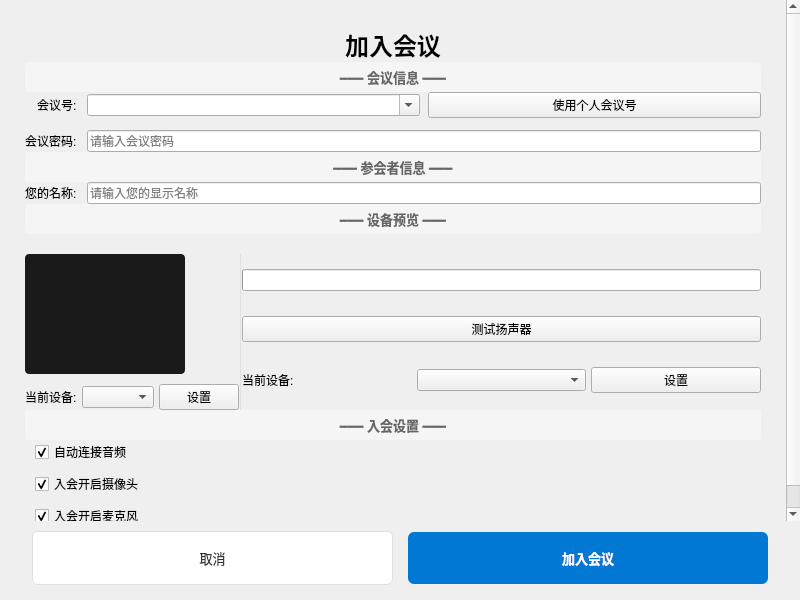
Before: the Qt Designer form ui/joinmeeting.ui in zhangdalin/MeetEx, drawn with Qt 5.
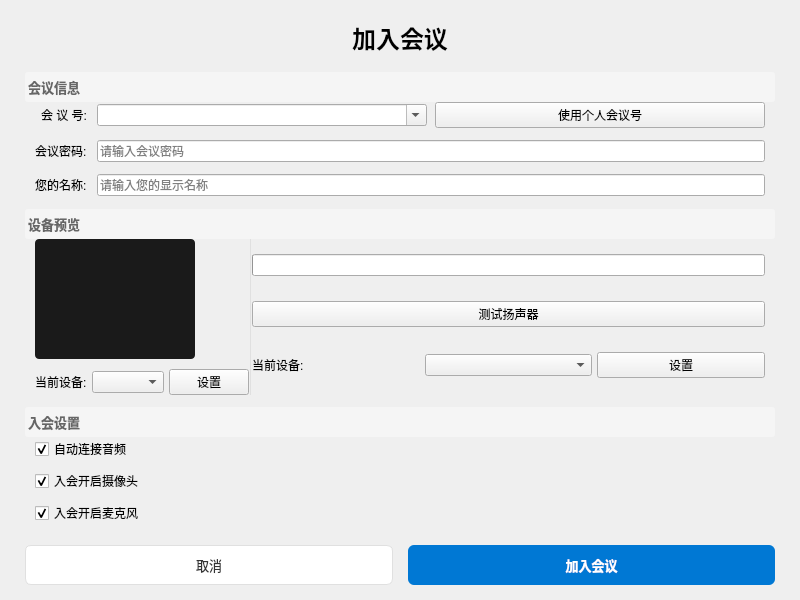
After: the same form once the commit is applied.

Commit message:
feat(ui): 统一设置模态窗口并优化布局
- bookmeeting.ui: 更新 Qt6 枚举格式
- joinmeeting.ui: 设置模态窗口，固定大小 800x600
- login.ui: 固定大小 400x350，模态窗口，禁用最大/最小化
- register.ui: 模态窗口设置

What changed in the file:
```diff
--- a/ui/joinmeeting.ui
+++ b/ui/joinmeeting.ui
@@ -25,9 +25,6 @@
   <property name="windowTitle">
    <string>加入会议</string>
   </property>
-  <property name="windowModality">
-   <enum>Qt::ApplicationModal</enum>
-  </property>
   <layout class="QVBoxLayout" name="mainLayout">
    <property name="spacing">
     <number>0</number>
@@ -47,12 +44,20 @@
    <item>
     <widget class="QScrollArea" name="scrollArea">
      <property name="frameShape">
-      <enum>QFrame::NoFrame</enum>
+      <enum>QFrame::Shape::NoFrame</enum>
      </property>
      <property name="widgetResizable">
       <bool>true</bool>
      </property>
      <widget class="QWidget" name="scrollAreaWidgetContents">
+      <property name="geometry">
+       <rect>
+        <x>0</x>
+        <y>0</y>
+        <width>800</width>
+        <height>535</height>
+       </rect>
+      </property>
       <layout class="QVBoxLayout" name="scrollLayout">
        <property name="spacing">
         <number>0</number>
@@ -72,7 +77,13 @@
        <item>
         <spacer name="topSpacer">
          <property name="orientation">
-          <enum>Qt::Vertical</enum>
+          <enum>Qt::Orientation::Vertical</enum>
+         </property>
+         <property name="sizeHint" stdset="0">
+          <size>
+           <width>0</width>
+           <height>0</height>
+          </size>
          </property>
         </spacer>
        </item>
@@ -88,14 +99,14 @@
           <string>加入会议</string>
          </property>
          <property name="alignment">
-          <set>Qt::AlignCenter</set>
+          <set>Qt::AlignmentFlag::AlignCenter</set>
          </property>
         </widget>
        </item>
        <item>
         <spacer name="afterTitleSpacer">
          <property name="orientation">
-          <enum>Qt::Vertical</enum>
+          <enum>Qt::Orientation::Vertical</enum>
          </property>
          <property name="sizeHint" stdset="0">
           <size>
@@ -117,25 +128,25 @@
           <string notr="true">QLabel {
     background-color: #f5f5f5;
     color: #666666;
-    padding: 5px 15px;
+    padding: 5px 15px 5px 0px;
     border-radius: 3px;
 }</string>
          </property>
          <property name="text">
-          <string>━━━ 会议信息 ━━━</string>
+          <string>会议信息</string>
          </property>
          <property name="alignment">
-          <set>Qt::AlignCenter</set>
+          <set>Qt::AlignmentFlag::AlignLeading|Qt::AlignmentFlag::AlignLeft|Qt::AlignmentFlag::AlignVCenter</set>
          </property>
         </widget>
        </item>
        <item>
         <layout class="QFormLayout" name="meetingInfoFormLayout">
          <property name="labelAlignment">
-          <set>Qt::AlignRight|Qt::AlignVCenter</set>
+          <set>Qt::AlignmentFlag::AlignRight|Qt::AlignmentFlag::AlignTrailing|Qt::AlignmentFlag::AlignVCenter</set>
          </property>
          <property name="formAlignment">
-          <set>Qt::AlignLeading|Qt::AlignTop</set>
+          <set>Qt::AlignmentFlag::AlignLeading|Qt::AlignmentFlag::AlignLeft|Qt::AlignmentFlag::AlignTop</set>
          </property>
          <property name="horizontalSpacing">
           <number>10</number>
@@ -143,10 +154,16 @@
          <property name="verticalSpacing">
           <number>12</number>
          </property>
+         <property name="leftMargin">
+          <number>10</number>
+         </property>
+         <property name="rightMargin">
+          <number>10</number>
+         </property>
          <item row="0" column="0">
           <widget class="QLabel" name="meetingNumberLabel">
            <property name="text">
-            <string>会议号:</string>
+            <string>会 议 号:</string>
            </property>
           </widget>
          </item>
@@ -161,7 +178,7 @@
               <bool>true</bool>
              </property>
              <property name="insertPolicy">
-              <enum>QComboBox::NoInsert</enum>
+              <enum>QComboBox::InsertPolicy::NoInsert</enum>
              </property>
             </widget>
            </item>
@@ -184,74 +201,21 @@
          <item row="1" column="1">
           <widget class="QLineEdit" name="passwordEdit">
            <property name="echoMode">
-            <enum>QLineEdit::Password</enum>
+            <enum>QLineEdit::EchoMode::Password</enum>
            </property>
            <property name="placeholderText">
             <string>请输入会议密码</string>
            </property>
           </widget>
          </item>
-        </layout>
-       </item>
-       <item>
-        <spacer name="afterMeetingInfoSpacer">
-         <property name="orientation">
-          <enum>Qt::Vertical</enum>
-         </property>
-         <property name="sizeHint" stdset="0">
-          <size>
-           <width>20</width>
-           <height>15</height>
-          </size>
-         </property>
-        </spacer>
-       </item>
-       <item>
-        <widget class="QLabel" name="attendeeGroupLabel">
-         <property name="font">
-          <font>
-           <pointsize>10</pointsize>
-           <bold>true</bold>
-          </font>
-         </property>
-         <property name="styleSheet">
-          <string notr="true">QLabel {
-    background-color: #f5f5f5;
-    color: #666666;
-    padding: 5px 15px;
-    border-radius: 3px;
-}</string>
-         </property>
-         <property name="text">
-          <string>━━━ 参会者信息 ━━━</string>
-         </property>
-         <property name="alignment">
-          <set>Qt::AlignCenter</set>
-         </property>
-        </widget>
-       </item>
-       <item>
-        <layout class="QFormLayout" name="attendeeFormLayout">
-         <property name="labelAlignment">
-          <set>Qt::AlignRight|Qt::AlignVCenter</set>
-         </property>
-         <property name="formAlignment">
-          <set>Qt::AlignLeading|Qt::AlignTop</set>
-         </property>
-         <property name="horizontalSpacing">
-          <number>10</number>
-         </property>
-         <property name="verticalSpacing">
-          <number>12</number>
-         </property>
-         <item row="0" column="0">
+         <item row="2" column="0">
           <widget class="QLabel" name="displayNameLabel">
            <property name="text">
             <string>您的名称:</string>
            </property>
           </widget>
          </item>
-         <item row="0" column="1">
+         <item row="2" column="1">
           <widget class="QLineEdit" name="displayNameEdit">
            <property name="placeholderText">
             <string>请输入您的显示名称</string>
@@ -263,7 +227,7 @@
        <item>
         <spacer name="afterAttendeeSpacer">
          <property name="orientation">
-          <enum>Qt::Vertical</enum>
+          <enum>Qt::Orientation::Vertical</enum>
          </property>
          <property name="sizeHint" stdset="0">
           <size>
@@ -274,10 +238,9 @@
         </spacer>
        </item>
        <item>
-        <widget class="QWidget" name="devicePreviewContainer">
          <layout class="QVBoxLayout" name="devicePreviewLayout">
           <property name="spacing">
-           <number>10</number>
+          <number>0</number>
           </property>
           <property name="leftMargin">
            <number>0</number>
@@ -303,35 +266,28 @@
              <string notr="true">QLabel {
     background-color: #f5f5f5;
     color: #666666;
-    padding: 5px 15px;
+    padding: 5px 15px 5px 0px;
     border-radius: 3px;
 }</string>
             </property>
             <property name="text">
-             <string>━━━ 设备预览 ━━━</string>
+            <string>设备预览</string>
             </property>
             <property name="alignment">
-             <set>Qt::AlignCenter</set>
+            <set>Qt::AlignmentFlag::AlignLeading|Qt::AlignmentFlag::AlignLeft|Qt::AlignmentFlag::AlignVCenter</set>
             </property>
            </widget>
           </item>
           <item>
-           <widget class="QWidget" name="devicePreviewContent">
-            <property name="visible">
-             <bool>true</bool>
-            </property>
             <layout class="QHBoxLayout" name="devicePreviewContentLayout">
              <property name="spacing">
               <number>0</number>
              </property>
              <property name="leftMargin">
-              <number>0</number>
-             </property>
-             <property name="topMargin">
               <number>10</number>
              </property>
              <property name="rightMargin">
-              <number>0</number>
+            <number>10</number>
              </property>
              <property name="bottomMargin">
               <number>0</number>
@@ -388,15 +344,15 @@
              </item>
              <item>
               <widget class="QFrame" name="separatorLine">
-               <property name="frameShape">
-                <enum>QFrame::VLine</enum>
-               </property>
-               <property name="frameShadow">
-                <enum>QFrame::Plain</enum>
-               </property>
                <property name="styleSheet">
                 <string notr="true">color: #e0e0e0;</string>
                </property>
+             <property name="frameShape">
+              <enum>QFrame::Shape::VLine</enum>
+             </property>
+             <property name="frameShadow">
+              <enum>QFrame::Shadow::Plain</enum>
+             </property>
               </widget>
              </item>
              <item>
@@ -451,15 +407,13 @@
               </layout>
              </item>
             </layout>
-           </widget>
-          </item>
-         </layout>
-        </widget>
+         </item>
+        </layout>
        </item>
        <item>
         <spacer name="afterDevicePreviewSpacer">
          <property name="orientation">
-          <enum>Qt::Vertical</enum>
+          <enum>Qt::Orientation::Vertical</enum>
          </property>
          <property name="sizeHint" stdset="0">
           <size>
@@ -481,15 +435,15 @@
           <string notr="true">QLabel {
     background-color: #f5f5f5;
     color: #666666;
-    padding: 5px 15px;
+    padding: 5px 15px 5px 0px;
     border-radius: 3px;
 }</string>
          </property>
          <property name="text">
-          <string>━━━ 入会设置 ━━━</string>
+          <string>入会设置</string>
          </property>
          <property name="alignment">
-          <set>Qt::AlignCenter</set>
+          <set>Qt::AlignmentFlag::AlignLeading|Qt::AlignmentFlag::AlignLeft|Qt::AlignmentFlag::AlignVCenter</set>
          </property>
         </widget>
        </item>
@@ -536,7 +490,13 @@
        <item>
         <spacer name="middleSpacer">
          <property name="orientation">
-          <enum>Qt::Vertical</enum>
+          <enum>Qt::Orientation::Vertical</enum>
+         </property>
+         <property name="sizeHint" stdset="0">
+          <size>
+           <width>0</width>
+           <height>0</height>
+          </size>
          </property>
         </spacer>
        </item>
@@ -546,6 +506,9 @@
    </item>
    <item>
     <layout class="QHBoxLayout" name="buttonLayout">
+     <property name="spacing">
+      <number>15</number>
+     </property>
      <property name="leftMargin">
       <number>25</number>
      </property>
@@ -558,22 +521,12 @@
      <property name="bottomMargin">
       <number>15</number>
      </property>
-     <property name="spacing">
-      <number>15</number>
-     </property>
-     <item>
-      <spacer name="leftButtonSpacer">
-       <property name="orientation">
-        <enum>Qt::Horizontal</enum>
-       </property>
-      </spacer>
-     </item>
      <item>
       <widget class="QPushButton" name="cancelBtn">
        <property name="minimumSize">
         <size>
-         <width>80</width>
-         <height>36</height>
+         <width>0</width>
+         <height>40</height>
         </size>
        </property>
        <property name="styleSheet">
@@ -584,8 +537,6 @@
     padding: 8px 20px;
     color: #333333;
     font-size: 13px;
-    min-height: 36px;
-    min-width: 80px;
 }
 QPushButton#cancelBtn:hover {
     background-color: #f5f5f5;
@@ -600,8 +551,8 @@
       <widget class="QPushButton" name="joinMeetingBtn">
        <property name="minimumSize">
         <size>
-         <width>80</width>
-         <height>36</height>
+         <width>0</width>
+         <height>40</height>
         </size>
        </property>
        <property name="styleSheet">
@@ -613,8 +564,6 @@
     color: white;
     font-size: 13px;
     font-weight: bold;
-    min-height: 36px;
-    min-width: 80px;
 }
 QPushButton#joinMeetingBtn:hover {
     background-color: #006cbd;
@@ -628,13 +577,6 @@
        </property>
       </widget>
      </item>
-     <item>
-      <spacer name="rightButtonSpacer">
-       <property name="orientation">
-        <enum>Qt::Horizontal</enum>
-       </property>
-      </spacer>
-     </item>
     </layout>
    </item>
   </layout>
```
Left out of the diff: 56 changed lines with no effect on the pictures. Lines whose indentation alone changed are shown as unchanged. The commit also changes 3 other files.
